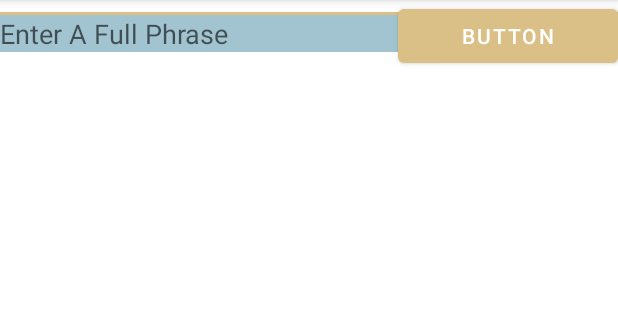
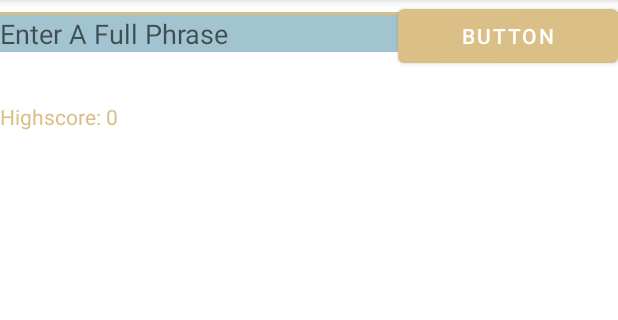
Before and after one commit to AhadAlowairdhi/Guess-phrase-game, an Android app: the screen it shows after launch (MainActivity), after a tap on "BUTTON", on a phone screen of 412 x 824 dp, the part 84-404 px from its top. Run offline under Robolectric (Android 15) with nearby library versions, the phone set to English and light mode, and no system bars; 3 statements that could not run were skipped.

Commit message:
Update activity_main.xml

```diff
--- a/app/src/main/res/layout/activity_main.xml
+++ b/app/src/main/res/layout/activity_main.xml
@@ -13,17 +13,30 @@
         android:layout_height="wrap_content"
         android:layout_marginTop="8dp"
         android:background="@color/gold"
+        android:textAlignment="textStart"
         android:textColor="@color/white"
         app:layout_constraintLeft_toLeftOf="parent"
         app:layout_constraintRight_toRightOf="parent"
-        app:layout_constraintTop_toTopOf="parent"/>
+        app:layout_constraintTop_toTopOf="parent" />
+
+    <TextView
+        android:id="@+id/tvScore"
+        android:layout_width="0dp"
+        android:layout_height="wrap_content"
+        android:layout_marginTop="60dp"
+        android:text="High Score : "
+        android:textColor="@color/gold"
+        app:layout_constraintEnd_toEndOf="parent"
+        app:layout_constraintHorizontal_bias="0.0"
+        app:layout_constraintStart_toStartOf="parent"
+        app:layout_constraintTop_toTopOf="@id/tv1" />
 
     <androidx.recyclerview.widget.RecyclerView
         android:id="@+id/rvMain"
         android:layout_width="match_parent"
-        android:layout_height="0dp"
+        android:layout_height="wrap_content"
         app:layout_constraintBottom_toTopOf="@+id/linearLayout"
-        app:layout_constraintTop_toBottomOf="@+id/tv1"
+        app:layout_constraintTop_toBottomOf="@+id/tvScore"
         android:background="@color/Lblue" />
 
     <LinearLayout
```
